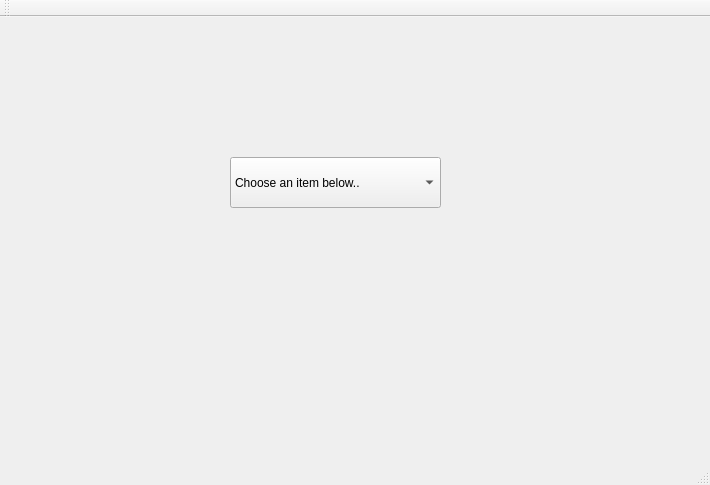
Old version of the form SkilThrju/mainwindow.ui in the repository karigeir/Skil3.
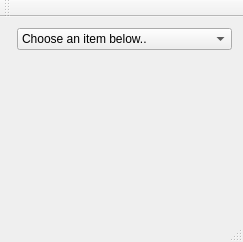
New version of the form.

What changed in the file:
```diff
--- a/SkilThrju/mainwindow.ui
+++ b/SkilThrju/mainwindow.ui
@@ -6,23 +6,20 @@
    <rect>
     <x>0</x>
     <y>0</y>
-    <width>710</width>
-    <height>485</height>
+    <width>243</width>
+    <height>242</height>
    </rect>
   </property>
   <property name="windowTitle">
    <string>MainWindow</string>
   </property>
   <widget class="QWidget" name="centralWidget">
+   <layout class="QFormLayout" name="formLayout">
+    <property name="fieldGrowthPolicy">
+     <enum>QFormLayout::AllNonFixedFieldsGrow</enum>
+    </property>
+    <item row="2" column="1">
    <widget class="QComboBox" name="Menu_Box">
-    <property name="geometry">
-     <rect>
-      <x>230</x>
-      <y>140</y>
-      <width>211</width>
-      <height>51</height>
-     </rect>
-    </property>
     <item>
      <property name="text">
       <string>Choose an item below..</string>
@@ -49,6 +46,8 @@
      </property>
     </item>
    </widget>
+    </item>
+   </layout>
   </widget>
   <widget class="QMenuBar" name="menuBar">
    <property name="geometry">
```
Left out of the diff: 4 changed lines with no effect on the pictures. Lines whose indentation alone changed are shown as unchanged.
